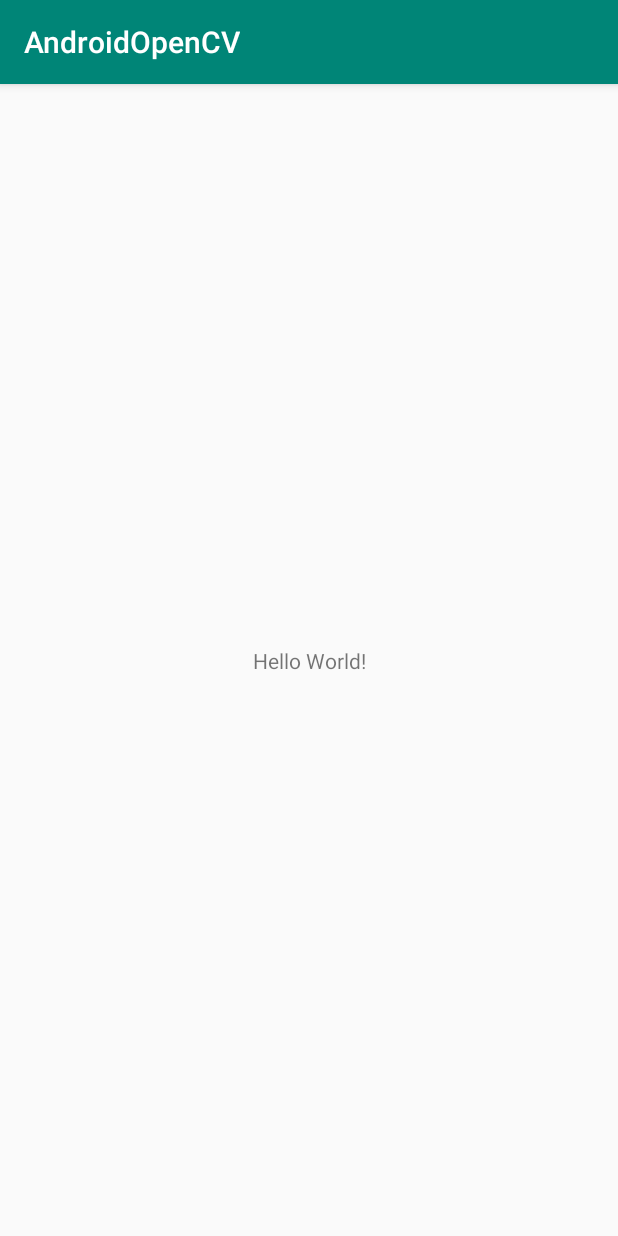
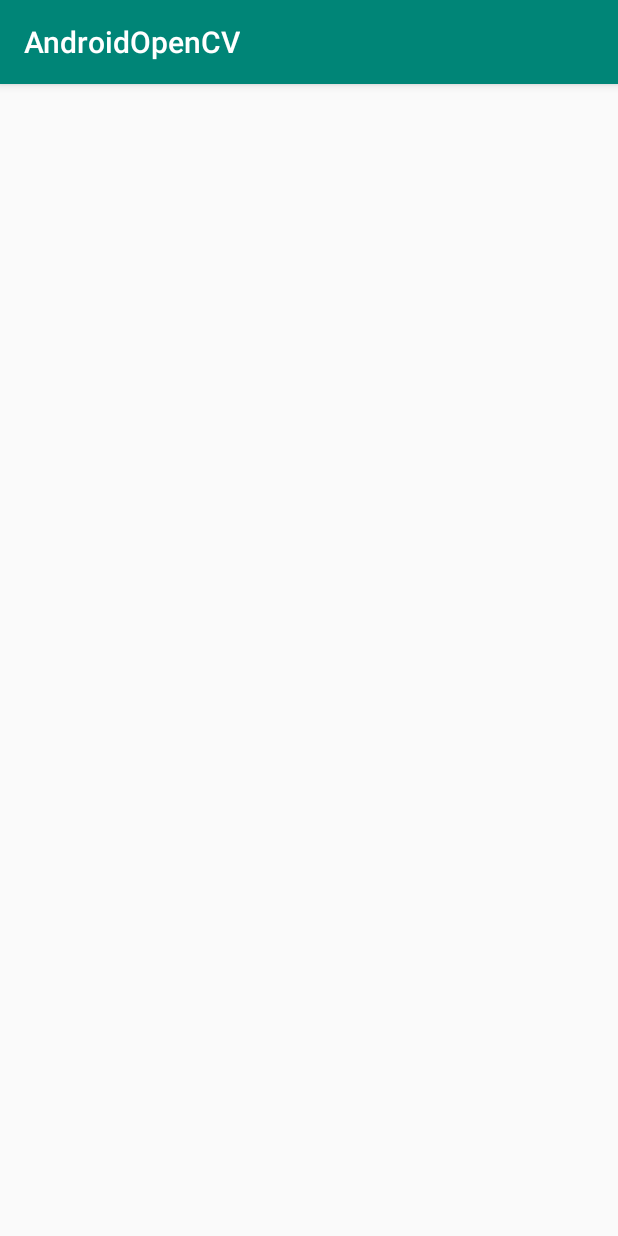
Before and after one commit to BlackFlair/Android-Object-Detection, an Android app: the screen it shows after launch (MainActivity), on a phone screen of 412 x 824 dp. Run offline under Robolectric (Android 15) with nearby library versions, the phone set to English and light mode, and no system bars.

```diff
--- a/app/build.gradle
+++ b/app/build.gradle
@@ -25,4 +25,5 @@ dependencies {
     testImplementation 'junit:junit:4.12'
     androidTestImplementation 'com.android.support.test:runner:1.0.2'
     androidTestImplementation 'com.android.support.test.espresso:espresso-core:3.0.2'
+    implementation project(path: ':openCVLibrary310')
 }
--- a/app/src/main/res/layout/activity_main.xml
+++ b/app/src/main/res/layout/activity_main.xml
@@ -1,18 +1,11 @@
 <?xml version="1.0" encoding="utf-8"?>
-<android.support.constraint.ConstraintLayout xmlns:android="http://schemas.android.com/apk/res/android"
-    xmlns:app="http://schemas.android.com/apk/res-auto"
+<LinearLayout xmlns:android="http://schemas.android.com/apk/res/android"
     xmlns:tools="http://schemas.android.com/tools"
     android:layout_width="match_parent"
     android:layout_height="match_parent"
-    tools:context=".MainActivity">
+    tools:context=".MainActivity"
+    android:orientation="vertical">
 
-    <TextView
-        android:layout_width="wrap_content"
-        android:layout_height="wrap_content"
-        android:text="Hello World!"
-        app:layout_constraintBottom_toBottomOf="parent"
-        app:layout_constraintLeft_toLeftOf="parent"
-        app:layout_constraintRight_toRightOf="parent"
-        app:layout_constraintTop_toTopOf="parent" />
 
-</android.support.constraint.ConstraintLayout>
+
+</LinearLayout>
--- a/openCVLibrary310/build.gradle
+++ b/openCVLibrary310/build.gradle
@@ -1,12 +1,12 @@
 apply plugin: 'com.android.library'
 
 android {
-    compileSdkVersion 14
+    compileSdkVersion 26
     buildToolsVersion "28.0.3"
 
     defaultConfig {
         minSdkVersion 8
-        targetSdkVersion 21
+        targetSdkVersion 26
     }
 
     buildTypes {
--- a/openCVLibrary310/src/main/AndroidManifest.xml
+++ b/openCVLibrary310/src/main/AndroidManifest.xml
@@ -4,5 +4,5 @@
       android:versionCode="3100"
       android:versionName="3.1.0">
 
-    <uses-sdk android:targetSdkVersion="21" />
+    <uses-sdk android:targetSdkVersion="26" />
 </manifest>
```
Also changed, not shown: 3 other files.
